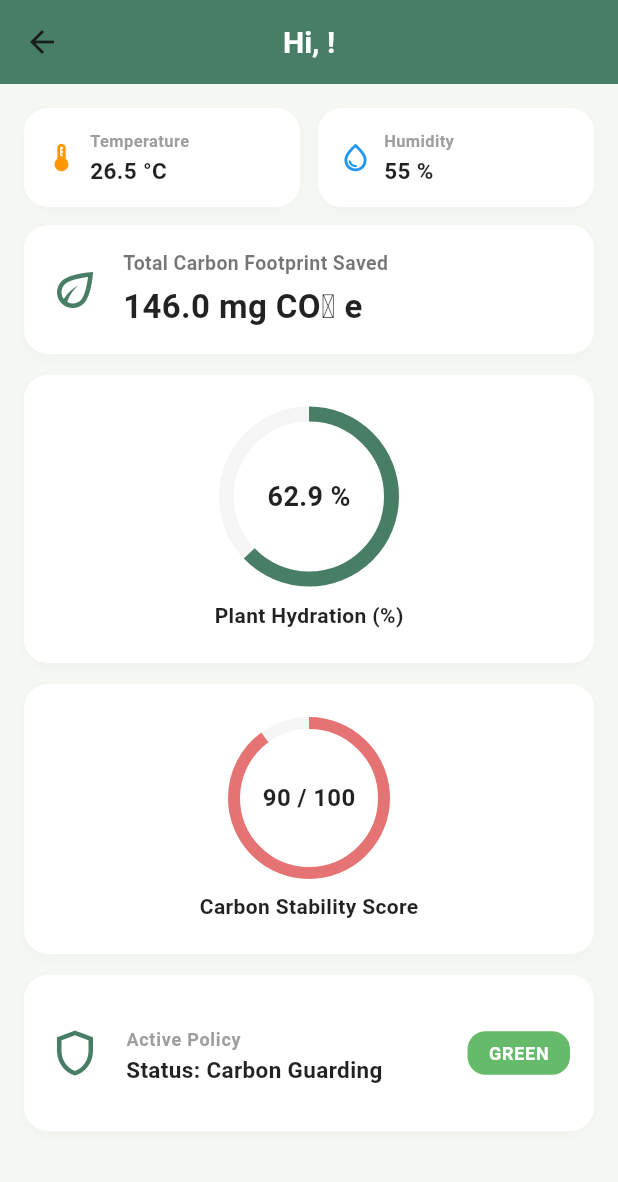
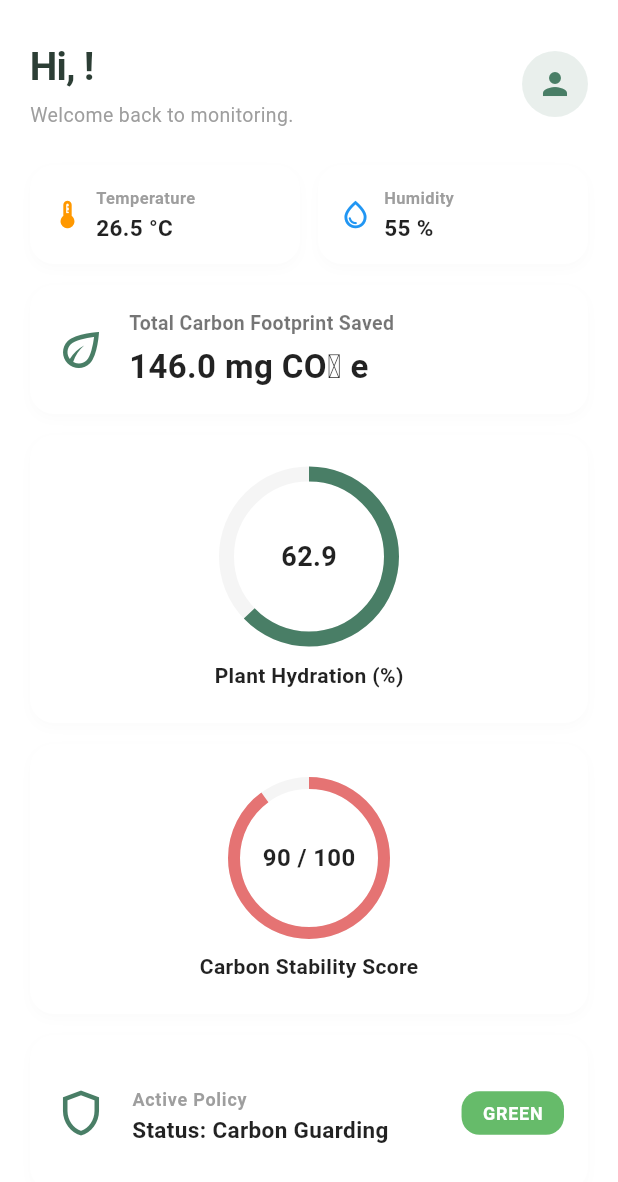
Before and after one commit to XY-00/mycf2, a Flutter app: the DashboardScreen screen opened directly, on a phone screen of 412 x 824 dp. Shown: the top 1182 px of the screen. Run offline on Flutter 3.47's test engine with Material 3 defaults, Android fonts, the phone set to English and light mode, and no system bars; our stand-ins replace supabase_flutter; accounts and stored records are empty.

Commit message:
fix: home page

```diff
--- a/lib/screens/dashboard_screen.dart
+++ b/lib/screens/dashboard_screen.dart
@@ -9,17 +9,16 @@ class DashboardScreen extends StatefulWidget {
 }
 
 class _DashboardScreenState extends State<DashboardScreen> {
-  // 第一张照片中的原始基础业务数据
   double _carbonSaved = 146.0;
   double _moisture = 62.9;
   int _stabilityScore = 90;
   String _policyStatus = 'GREEN';
 
-  // 👑 新增：接收硬件 DHT11 数据的环境参数变量
+  // 硬件 DHT11 实时变量
   double _temperature = 26.5;
   double _humidity = 55.0;
 
-  // 👑 新增：捕获用户真正 Full Name 的变量
+  // 动态捕获用户的真实 Full Name
   String _userFullName = 'User';
 
   RealtimeChannel? _statusSubscription;
@@ -31,12 +30,10 @@ class _DashboardScreenState extends State<DashboardScreen> {
     _initSupabaseRealtime();
   }
 
-  // 👑 核心修复：真正去拿用户填写的 Full Name 展示在顶端
   void _fetchUserFullName() {
     final user = Supabase.instance.client.auth.currentUser;
     if (user != null) {
       setState(() {
-        // 读取 signUp 存入的 name，如果没有则降级拿 email 前缀
         _userFullName = user.userMetadata?['name'] ??
                         user.email?.split('@').first ??
                         'User';
@@ -44,7 +41,6 @@ class _DashboardScreenState extends State<DashboardScreen> {
     }
   }
 
-  // 实时流管道：同步监听传感器与硬件 DHT11 变更
   void _initSupabaseRealtime() {
     _statusSubscription = Supabase.instance.client
         .channel('public:live_status')
@@ -60,8 +56,6 @@ class _DashboardScreenState extends State<DashboardScreen> {
                 _carbonSaved = (data['carbon_saved'] ?? 146.0).toDouble();
                 _stabilityScore = (data['stability_score'] ?? 90).toInt();
                 _policyStatus = data['traffic_light_state'] ?? 'GREEN';
-
-                // 同步硬件 DHT11 数据
                 _temperature = (data['temperature'] ?? 26.5).toDouble();
                 _humidity = (data['humidity'] ?? 55.0).toDouble();
               });
@@ -82,29 +76,53 @@ class _DashboardScreenState extends State<DashboardScreen> {
 
   @override
   Widget build(BuildContext context) {
-    // 👑 还原第一张照片中极度柔和舒服的自然浅绿配色方案
-    const Color primaryGreen = Color(0xFF497E66); // 经典舒服绿色
-    const Color originalBgColor = Color(0xFFF4F7F2); // 干净淡绿浅白背景色
+    const Color primaryGreen = Color(0xFF497E66); // 舒服主绿调
+    const Color darkGreenText = Color(0xFF2C3E35); // 优雅墨绿深字
 
     return Scaffold(
-      backgroundColor: originalBgColor,
-      // 👑 回归第一张照片原本的顶端 Appbar 结构，同时将标题完美换成“Hi, [Full Name]!”
-      appBar: AppBar(
-        title: Text(
+      backgroundColor: Colors.transparent, // 👑 设为透明，完美融入外壳统一绑定的固定背景图
+      body: SafeArea(
+        child: SingleChildScrollView(
+          padding: const EdgeInsets.symmetric(horizontal: 20.0, vertical: 16.0),
+          child: Column(
+            crossAxisAlignment: CrossAxisAlignment.start,
+            children: [
+              const SizedBox(height: 10),
+
+              // 👑 第 1 点修改：彻底删除了顶部原先的绿色AppBar框，换成完全贴合第二张照片的高级左侧问候与右侧头像布局
+              Row(
+                mainAxisAlignment: MainAxisAlignment.spaceBetween,
+                children: [
+                  Column(
+                    crossAxisAlignment: CrossAxisAlignment.start,
+                    children: [
+                      Text(
                         'Hi, $_userFullName!',
-          style: const TextStyle(color: Colors.white, fontWeight: FontWeight.bold, fontSize: 20)
+                        style: const TextStyle(
+                          fontSize: 26,
+                          fontWeight: FontWeight.bold,
+                          color: darkGreenText,
+                          letterSpacing: -0.5,
                         ),
-        backgroundColor: primaryGreen,
-        centerTitle: true,
-        elevation: 0,
                       ),
-      body: SingleChildScrollView(
-        padding: const EdgeInsets.all(16.0),
-        child: Column(
-          children: [
-            // 👑 需求 3：原有的 'Monitoring the Carbon Footprint...' 次标题文字已被彻底删除
+                      const SizedBox(height: 4),
+                      const Text(
+                        'Welcome back to monitoring.',
+                        style: TextStyle(fontSize: 13, color: Colors.grey, fontWeight: FontWeight.w400),
+                      ),
+                    ],
+                  ),
+                  // 👑 右侧高颜值的舒适头像徽章
+                  CircleAvatar(
+                    radius: 22,
+                    backgroundColor: primaryGreen.withOpacity(0.12),
+                    child: const Icon(Icons.person, color: primaryGreen),
+                  ),
+                ],
+              ),
+              const SizedBox(height: 24),
 
-            // 👑 需求 4：在 Total Carbon Footprint Saved 卡片上方，增加当天 DHT11 温湿度动态卡片
+              // DHT11 实时并排卡片
               Row(
                 children: [
                   Expanded(
@@ -126,9 +144,9 @@ class _DashboardScreenState extends State<DashboardScreen> {
                   ),
                 ],
               ),
-            const SizedBox(height: 12),
+              const SizedBox(height: 14),
 
-            // 卡片一：Total Carbon Footprint Saved（完全还原第一张照片样式）
+              // 卡片一：Total Carbon Footprint Saved
               _buildOriginalCard(
                 child: Row(
                   children: [
@@ -152,7 +170,7 @@ class _DashboardScreenState extends State<DashboardScreen> {
                 ),
               ),
 
-            // 卡片二：Plant Hydration (%) 圆环卡片（完全还原第一张照片样式）
+              // 卡片二：Plant Hydration (%)
               _buildOriginalCard(
                 child: Column(
                   children: [
@@ -167,11 +185,12 @@ class _DashboardScreenState extends State<DashboardScreen> {
                             value: _moisture / 100,
                             strokeWidth: 10,
                             backgroundColor: Colors.grey.withOpacity(0.1),
-                          color: primaryGreen, // 还原第一张照片的经典绿色弧线
+                            color: primaryGreen,
                           ),
                         ),
+                        // 👑 第 3 点修改：因为外部组件已经标注了 (%)，这里去掉多余的 % 符号，直接显示纯净的数字
                         Text(
-                        '$_moisture %',
+                          '$_moisture',
                           style: const TextStyle(fontSize: 18, fontWeight: FontWeight.bold, color: Colors.black87)
                         ),
                       ],
@@ -186,7 +205,7 @@ class _DashboardScreenState extends State<DashboardScreen> {
                 ),
               ),
 
-            // 卡片三：Carbon Stability Score 红圆环卡片（完全还原第一张照片样式）
+              // 卡片三：Carbon Stability Score
               _buildOriginalCard(
                 child: Column(
                   children: [
@@ -201,7 +220,7 @@ class _DashboardScreenState extends State<DashboardScreen> {
                             value: _stabilityScore / 100,
                             strokeWidth: 8,
                             backgroundColor: Colors.grey.withOpacity(0.1),
-                          color: const Color(0xFFE57373), // 还原第一张照片的红色指示圆环
+                            color: const Color(0xFFE57373),
                           ),
                         ),
                         Text(
@@ -220,7 +239,7 @@ class _DashboardScreenState extends State<DashboardScreen> {
                 ),
               ),
 
-            // 卡片四：Active Policy 状态栏（完全还原第一张照片样式）
+              // 卡片四：Active Policy
               _buildOriginalCard(
                 child: ListTile(
                   contentPadding: EdgeInsets.zero,
@@ -232,7 +251,7 @@ class _DashboardScreenState extends State<DashboardScreen> {
                     decoration: BoxDecoration(
                       color: _policyStatus == 'RED'
                           ? Colors.redAccent
-                        : (_policyStatus == 'YELLOW' ? Colors.orange : const Color(0xFF66BB6A)), // 还原最初的舒服嫩绿色胶囊
+                          : (_policyStatus == 'YELLOW' ? Colors.orange : const Color(0xFF66BB6A)),
                       borderRadius: BorderRadius.circular(12),
                     ),
                     child: Text(
@@ -245,10 +264,10 @@ class _DashboardScreenState extends State<DashboardScreen> {
             ],
           ),
         ),
+      ),
     );
   }
 
-  // DHT11 温湿度并排微调小卡片组件
   Widget _buildDHT11MiniCard({
     required String title,
     required String value,
@@ -281,7 +300,6 @@ class _DashboardScreenState extends State<DashboardScreen> {
     );
   }
 
-  // 原汁原味第一张照片的通用圆角卡片容器
   Widget _buildOriginalCard({required Widget child}) {
     return Container(
       width: double.infinity,
@@ -291,7 +309,7 @@ class _DashboardScreenState extends State<DashboardScreen> {
         color: Colors.white,
         borderRadius: BorderRadius.circular(16),
         boxShadow: [
-          BoxShadow(color: Colors.black.withOpacity(0.02), blurRadius: 6, offset: const Offset(0, 3))
+          BoxShadow(color: Colors.black.withOpacity(0.015), blurRadius: 6, offset: const Offset(0, 3))
         ],
       ),
       child: child,
```
Lines whose indentation alone changed are shown as unchanged.
